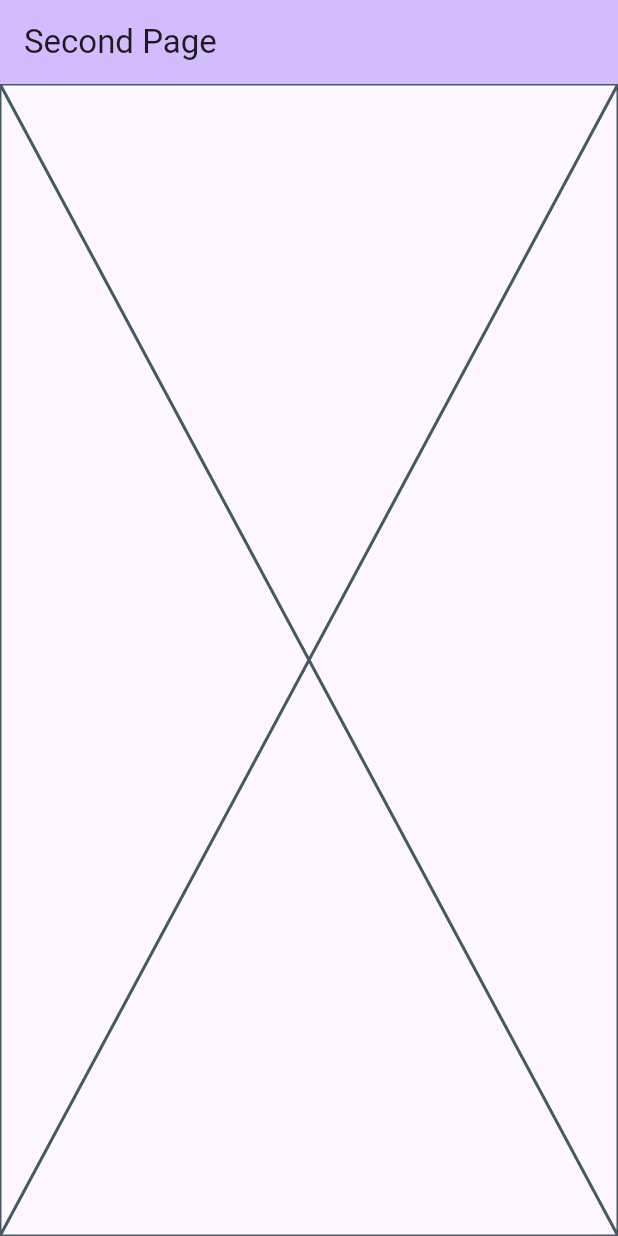
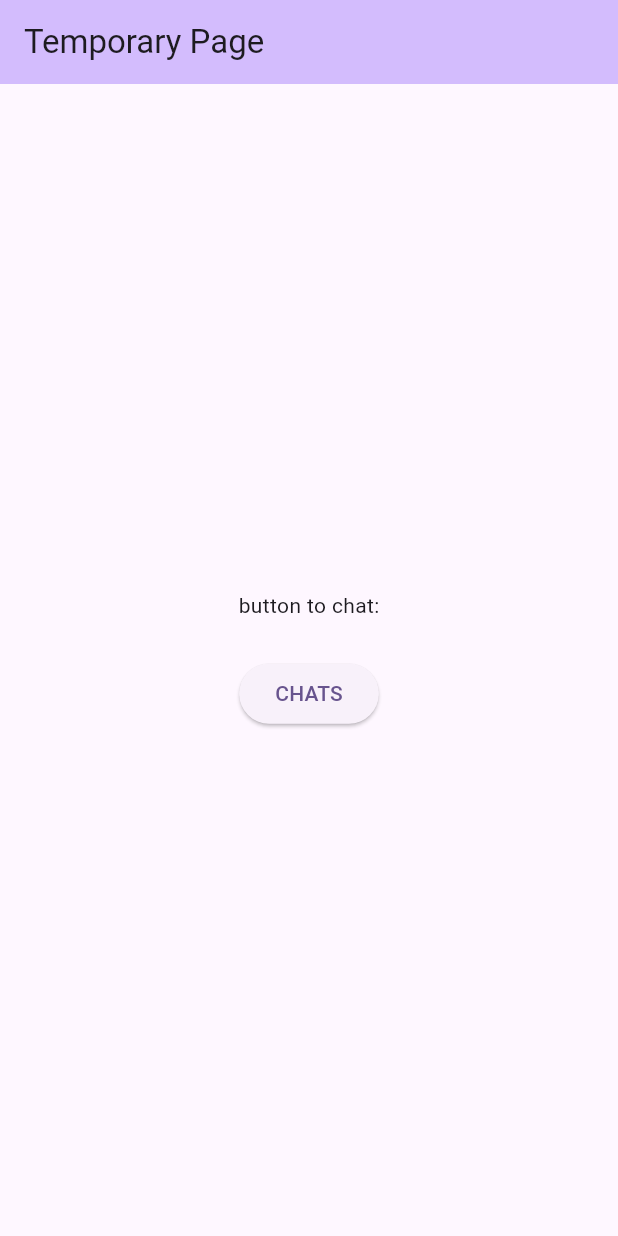
Before and after one commit to CHATappchik/chat_super_app, a Flutter app: the screen it shows after launch, on a phone screen of 412 x 824 dp. Run offline on Flutter 3.47's test engine with Material 2 defaults, Android fonts, the light colour scheme and no system bars; our stand-ins replace animated_splash_screen, page_transition.

Commit message:
button on temporary screen

```diff
--- a/lib/main.dart
+++ b/lib/main.dart
@@ -21,53 +21,3 @@ class MyApp extends StatelessWidget {
     );
   }
 }
-
-class MyHomePage extends StatefulWidget {
-  const MyHomePage({super.key, required this.title});
-
-  final String title;
-
-  @override
-  State<MyHomePage> createState() => _MyHomePageState();
-}
-
-class _MyHomePageState extends State<MyHomePage> {
-  int _counter = 0;
-
-  void _incrementCounter() {
-    setState(() {
-      _counter++;
-    });
-  }
-
-  @override
-  Widget build(BuildContext context) {
-
-    return Scaffold(
-      appBar: AppBar(
-        backgroundColor: Theme.of(context).colorScheme.inversePrimary,
-        title: Text(widget.title),
-      ),
-       body: Placeholder(),
-      // Center(
-      //   child: Column(
-      //     mainAxisAlignment: MainAxisAlignment.center,
-      //     children: <Widget>[
-      //       const Text(
-      //         'You have pushed the button this many times:',
-      //       ),
-      //       Text(
-      //         '$_counter',
-      //         style: Theme.of(context).textTheme.headlineMedium,
-      //       ),
-      //     ],
-      //   ),
-      // ),
-      // floatingActionButton: FloatingActionButton(
-      //   onPressed: _incrementCounter,
-      //   tooltip: 'Increment',
-      //   child: const Icon(Icons.add),
-      // ), // This trailing comma makes auto-formatting nicer for build methods.
-    );
-  }
-}
--- a/lib/screens/start_screen.dart
+++ b/lib/screens/start_screen.dart
@@ -1,7 +1,7 @@
 import 'package:animated_splash_screen/animated_splash_screen.dart';
+import 'package:chat_super_app/screens/temporary_page.dart';
 import 'package:flutter/material.dart';
 import 'package:page_transition/page_transition.dart';
-import '../main.dart';
 
 class SplashScreen extends StatelessWidget {
   const SplashScreen({super.key});
@@ -18,7 +18,7 @@ class SplashScreen extends StatelessWidget {
           ],
         ),
         backgroundColor: Colors.white,
-        nextScreen: const MyHomePage(title: 'Second Page'),
+        nextScreen: const MyHomePage(title: 'Temporary Page'),
         splashIconSize: 250,
       duration: 3000,
       splashTransition: SplashTransition.sizeTransition,
--- /dev/null
+++ b/lib/screens/temporary_page.dart
@@ -0,0 +1,44 @@
+import 'package:flutter/material.dart';
+
+class MyHomePage extends StatefulWidget {
+  const MyHomePage({super.key, required this.title});
+
+  final String title;
+
+  @override
+  State<MyHomePage> createState() => _MyHomePageState();
+}
+
+class _MyHomePageState extends State<MyHomePage> {
+
+
+  @override
+  Widget build(BuildContext context) {
+
+    return Scaffold(
+      appBar: AppBar(
+        backgroundColor: Theme.of(context).colorScheme.inversePrimary,
+        title: Text(widget.title),
+      ),
+      body:
+      Center(
+        child: Column(
+          mainAxisAlignment: MainAxisAlignment.center,
+          children: <Widget>[
+            const Center(
+              child: Text(
+                'button to chat:',
+              ),
+            ),
+            const SizedBox(height: 25),
+            ElevatedButton(onPressed: () {
+              //TODO Navigation on HomePAge
+              //Navigator.of(context).push(route);
+              print('OK');
+            }, child: const Text('CHATS')),
+          ],
+        ),
+      ),
+    );
+  }
+}
```
